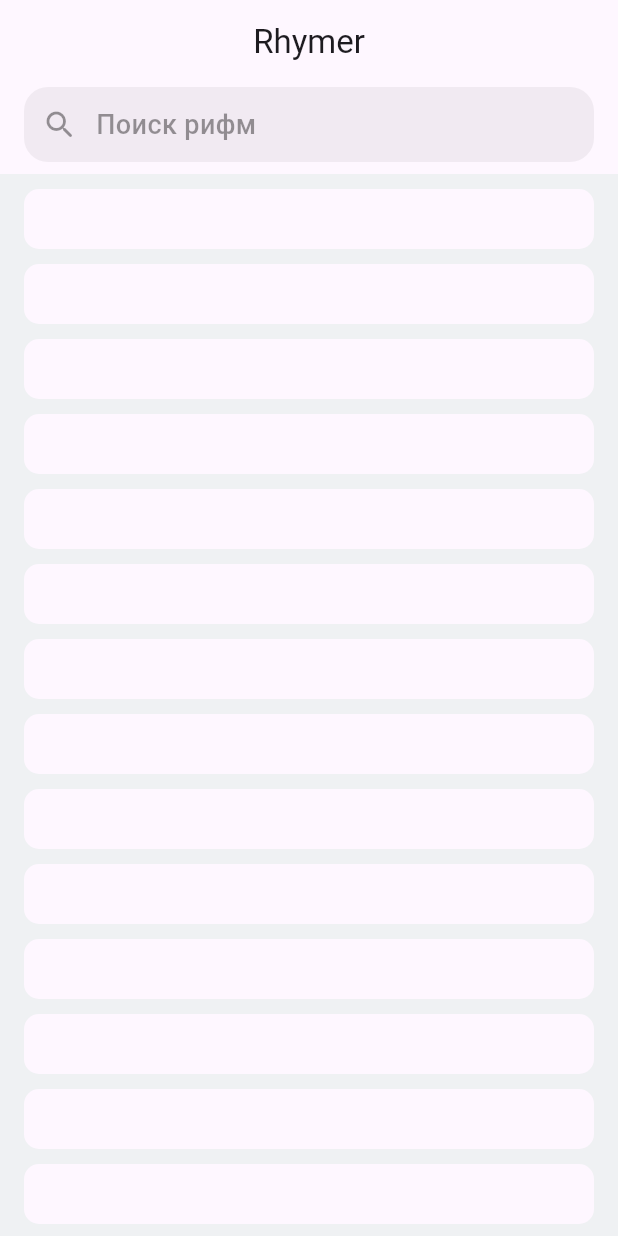
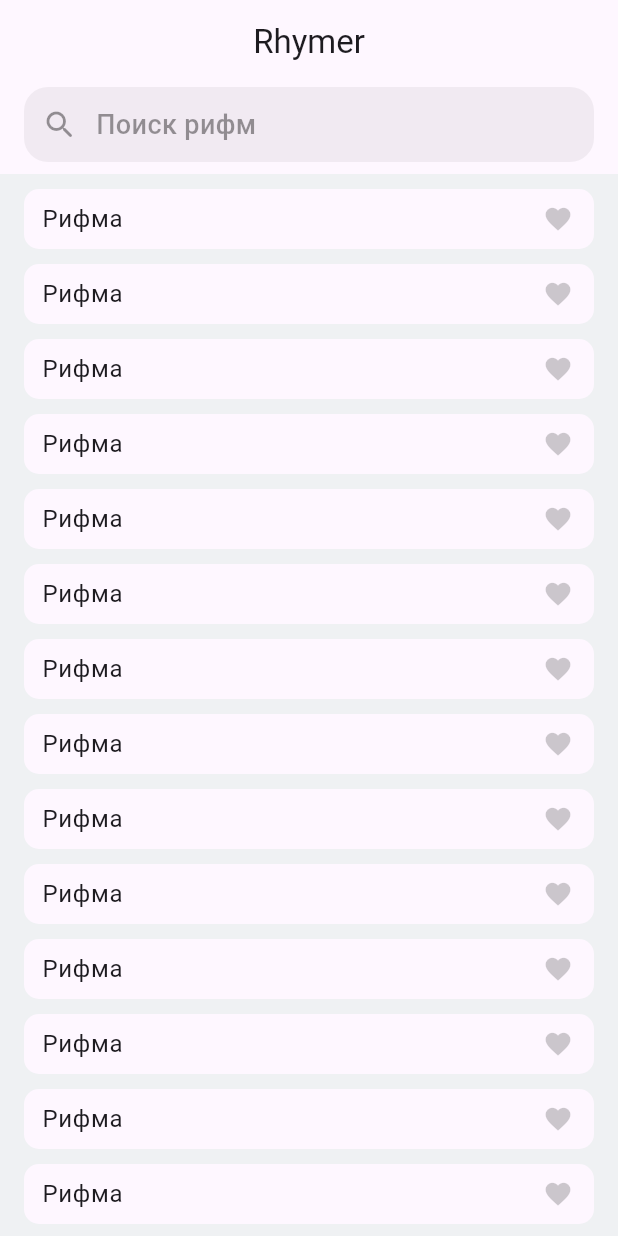
Before and after one commit to dudeel/Rhymer, a Flutter app: the screen it shows after launch, on a phone screen of 412 x 824 dp. Run offline on Flutter 3.47's test engine with Material 2 defaults, Android fonts, the phone set to English and light mode, and no system bars.

```diff
--- a/lib/main.dart
+++ b/lib/main.dart
@@ -24,9 +24,7 @@ class MyApp extends StatelessWidget {
 }
 
 class HomeScreen extends StatelessWidget {
-  const HomeScreen({
-    super.key,
-  });
+  const HomeScreen({super.key});
 
   @override
   Widget build(BuildContext context) {
@@ -49,16 +47,43 @@ class HomeScreen extends StatelessWidget {
           ),
           const SliverToBoxAdapter(child: SizedBox(height: 10)),
           SliverList.builder(
-              itemBuilder: (context, index) => Container(
+              itemCount: 30,
+              itemBuilder: (context, index) => const RhymeListCard()),
+        ],
+      ),
+    );
+  }
+}
+
+class RhymeListCard extends StatelessWidget {
+  const RhymeListCard({super.key});
+
+  @override
+  Widget build(BuildContext context) {
+    final theme = Theme.of(context);
+    return Container(
       width: double.infinity,
       height: 40,
-                    margin: const EdgeInsets.symmetric(horizontal: 16)
-                        .copyWith(bottom: 10),
+      margin: const EdgeInsets.symmetric(horizontal: 16).copyWith(bottom: 10),
+      padding: const EdgeInsets.only(left: 12),
       decoration: BoxDecoration(
         color: theme.cardColor,
         borderRadius: BorderRadius.circular(10),
       ),
-                  )),
+      child: Row(
+        mainAxisAlignment: MainAxisAlignment.spaceBetween,
+        children: [
+          Text(
+            'Рифма',
+            style: theme.textTheme.bodyLarge,
+          ),
+          IconButton(
+              onPressed: () {},
+              icon: Icon(
+                Icons.favorite,
+                size: 20,
+                color: theme.hintColor.withOpacity(0.2),
+              ))
         ],
       ),
     );
@@ -71,7 +96,6 @@ class SearhButton extends StatelessWidget {
   @override
   Widget build(BuildContext context) {
     final theme = Theme.of(context);
-
     return Container(
       width: double.infinity,
       margin: const EdgeInsets.symmetric(horizontal: 16).copyWith(bottom: 8),
```
Lines whose indentation alone changed are shown as unchanged.
